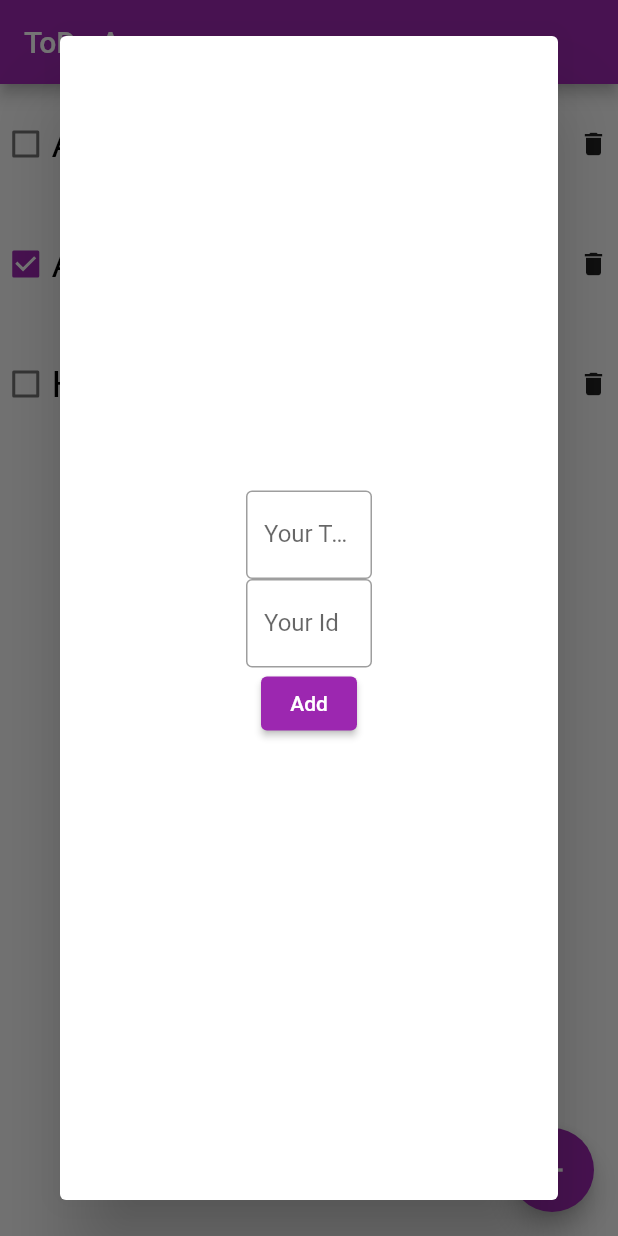
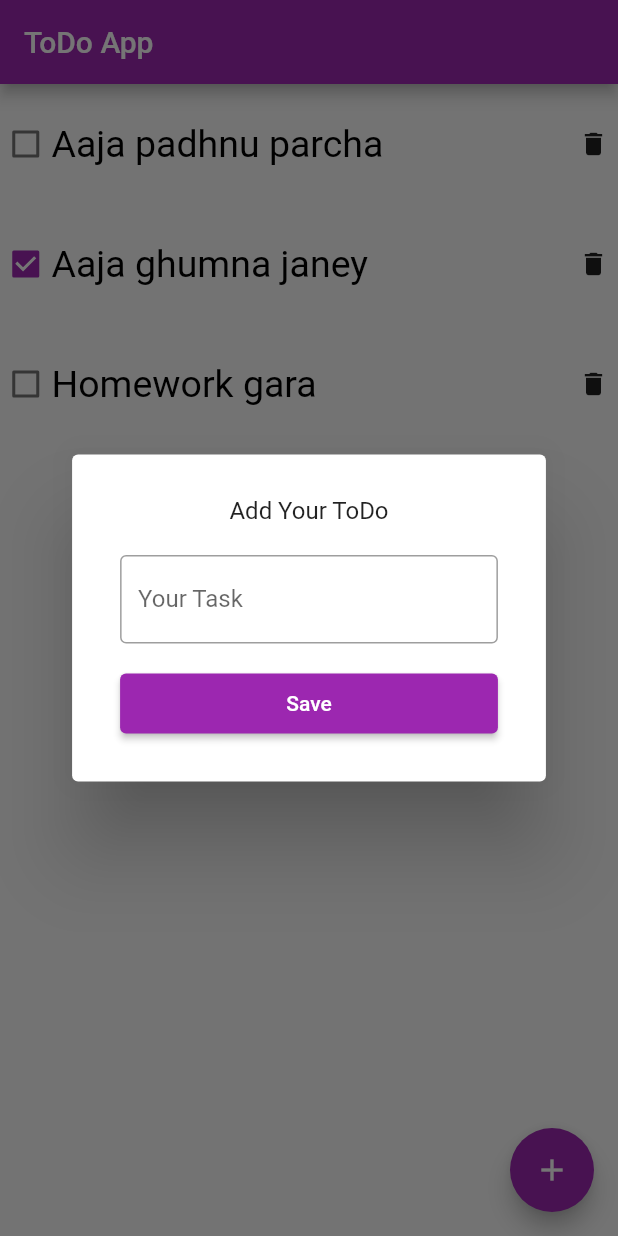
Before and after one commit to shreejal27/todoList, a Flutter app: the screen it shows after launch, after a tap on the "add" icon, on a phone screen of 412 x 824 dp. Run offline on Flutter 3.47's test engine with Material 2 defaults, Android fonts, the phone set to English and light mode, and no system bars.

Commit message:
AlertBox Modified

```diff
--- a/lib/add_task.dart
+++ b/lib/add_task.dart
@@ -17,14 +17,20 @@ class _AddTaskState extends State<AddTask> {
   @override
   Widget build(BuildContext context) {
     return AlertDialog(
+      insetPadding: EdgeInsets.zero,
       content: Padding(
-        padding: const EdgeInsets.all(100),
+        padding: const EdgeInsets.all(8.0),
         child: Form(
           key: formKey,
           child: Column(
             crossAxisAlignment: CrossAxisAlignment.center,
             mainAxisAlignment: MainAxisAlignment.center,
+            mainAxisSize: MainAxisSize.min,
             children: [
+              const Text("Add Your ToDo"),
+              const SizedBox(
+                height: 20,
+              ),
               TextFormField(
                 controller: task,
                 decoration: const InputDecoration(
@@ -34,26 +40,34 @@ class _AddTaskState extends State<AddTask> {
                 ),
                 validator: (String? value) {
                   if (value == null || value.isEmpty) {
-                    return 'Please enter username';
+                    return 'Dont Leave This Field Empty';
                   }
+                  return null;
                 },
               ),
-              TextFormField(
-                controller: id,
-                decoration: const InputDecoration(
-                  border: OutlineInputBorder(),
-                  labelText: 'Your Id',
+              // TextFormField(
+              //   controller: id,
+              //   decoration: const InputDecoration(
+              //     border: OutlineInputBorder(),
+              //     labelText: 'Your Id',
+              //   ),
+              //   validator: (String? value) {
+              //     if (value == null || value.isEmpty) {
+              //       return 'Please enter username';
+              //     }
+              //     return null;
+              //   },
+              // ),
+              const SizedBox(
+                height: 20,
               ),
-                validator: (String? value) {
-                  if (value == null || value.isEmpty) {
-                    return 'Please enter username';
-                  }
-                },
-              ),
-              ElevatedButton(
+              SizedBox(
+                height: 40,
+                width: double.infinity,
+                child: ElevatedButton(
                   onPressed: () async {
                     if (formKey.currentState!.validate()) {
-                    Text("Hello");
+                      const Text("Hello");
                       // await Navigator.of(context).push(
                       //   MaterialPageRoute(
                       //     //CupertinoPageRoute for ios
@@ -66,7 +80,8 @@ class _AddTaskState extends State<AddTask> {
                       // formKey.currentState!.reset();
                     }
                   },
-                child: const Text("Add"),
+                  child: const Text("Save"),
+                ),
               ),
             ],
           ),
```
Lines whose indentation alone changed are shown as unchanged.
